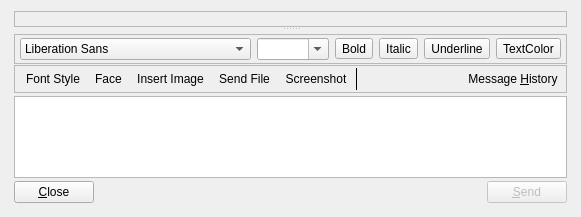
RallyWRT/qtapplications, file APP/src/messenger/imclient/chatwindow/chatmessagewindow.ui: the form before one commit.
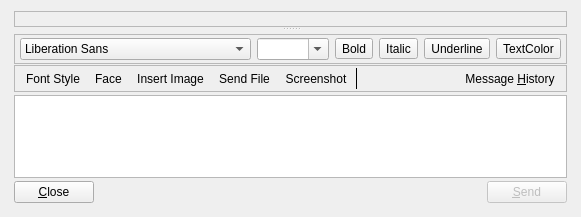
The form after the commit. Icons and pictures are not drawn.

Patch:
```diff
--- a/APP/src/messenger/imclient/chatwindow/chatmessagewindow.ui
+++ b/APP/src/messenger/imclient/chatwindow/chatmessagewindow.ui
@@ -10,6 +10,12 @@
     <height>217</height>
    </rect>
   </property>
+  <property name="sizePolicy">
+   <sizepolicy hsizetype="Expanding" vsizetype="Expanding">
+    <horstretch>0</horstretch>
+    <verstretch>0</verstretch>
+   </sizepolicy>
+  </property>
   <property name="windowTitle">
    <string>Message Window</string>
   </property>
@@ -402,14 +408,27 @@
                </spacer>
               </item>
               <item>
-               <widget class="QPushButton" name="pushButtonMessageHistory">
+               <widget class="QToolButton" name="toolButtonMessageHistory">
                 <property name="text">
                  <string>Message &amp;History</string>
                 </property>
+                <property name="icon">
+                 <iconset resource="../resources/images/chatmessagewindow/chatmessagewindow.qrc">
+                  <normaloff>:/messageeditor/messageeditor/face.png</normaloff>:/messageeditor/messageeditor/face.png</iconset>
+                </property>
+                <property name="iconSize">
+                 <size>
+                  <width>22</width>
+                  <height>22</height>
+                 </size>
+                </property>
                 <property name="checkable">
                  <bool>true</bool>
                 </property>
-                <property name="flat">
+                <property name="toolButtonStyle">
+                 <enum>Qt::ToolButtonTextBesideIcon</enum>
+                </property>
+                <property name="autoRaise">
                  <bool>true</bool>
                 </property>
                </widget>
```
